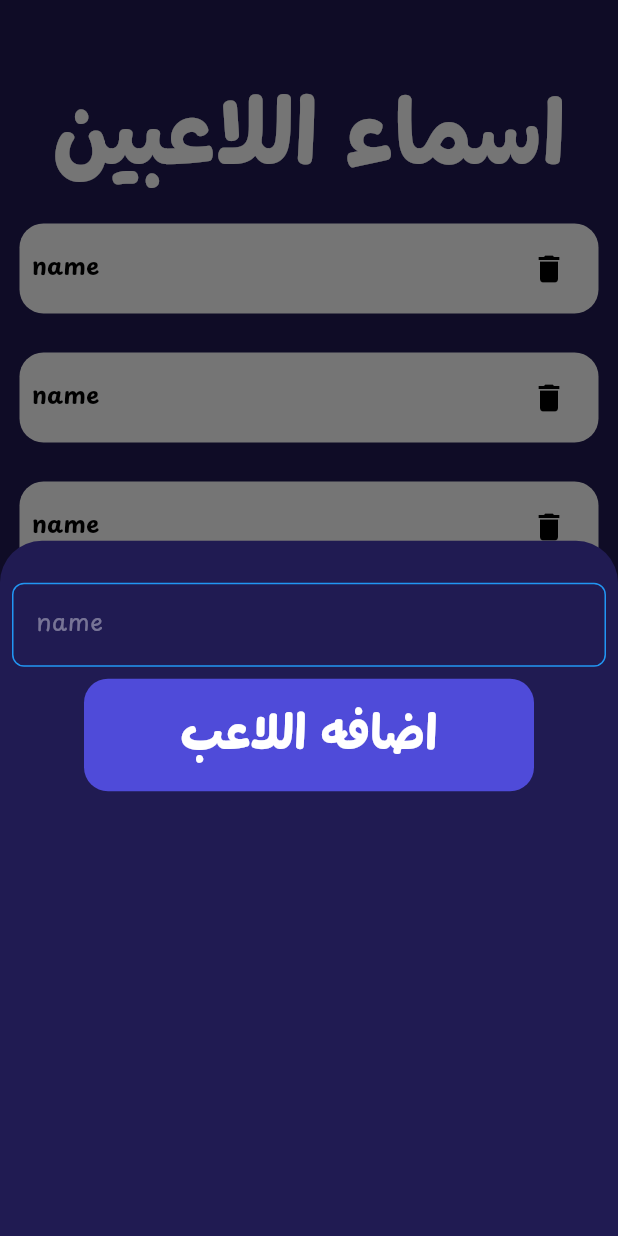
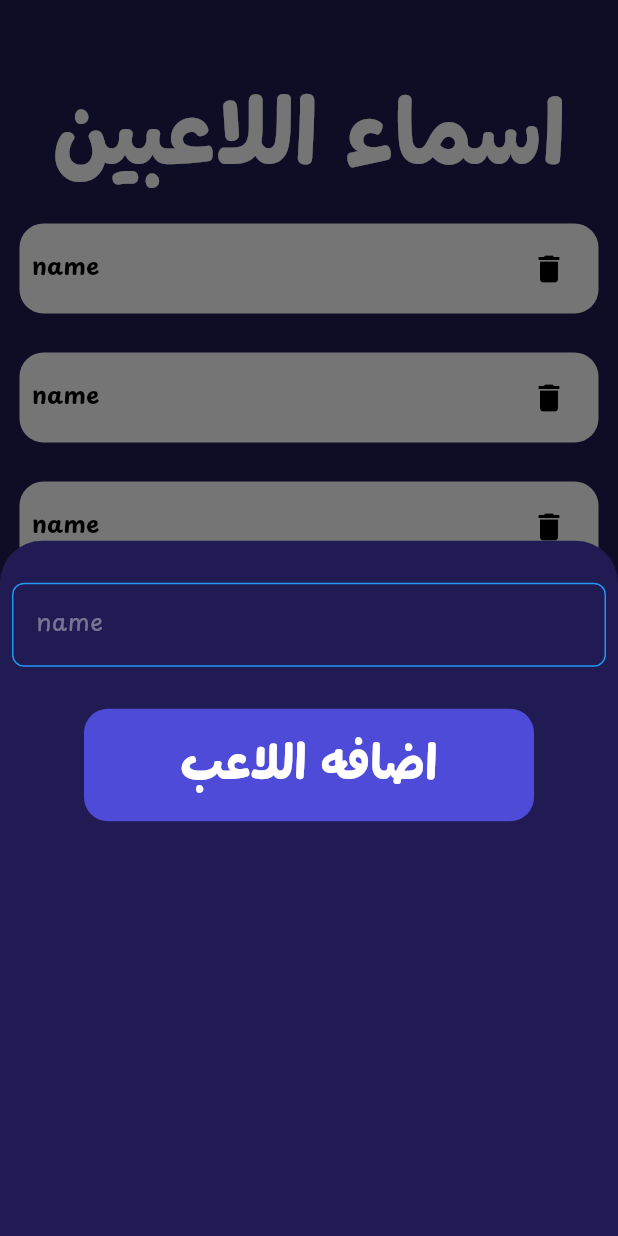
Before and after one commit to MohamedAnis12/Screw_App, a Flutter app: the AddPlayersView screen opened directly, after a tap on the "add" icon, on a phone screen of 412 x 824 dp. Run offline on Flutter 3.47's test engine with Material 3 defaults, Android fonts, the phone set to English and light mode, and no system bars; our stand-ins replace hive; accounts and stored records are empty.

Commit message:
Refactor AddPlayerViewBody to use CustomPlayersCardListView and CustomFloatingActionButton

```diff
--- /dev/null
+++ b/lib/widgets/Custom_playersCard_listview.dart
@@ -0,0 +1,16 @@
+import 'package:flutter/material.dart';
+import 'package:screw/widgets/Player_card.dart';
+
+class CustomPlayerscardListview extends StatelessWidget {
+  const CustomPlayerscardListview({super.key});
+
+  @override
+  Widget build(BuildContext context) {
+    return ListView.builder(
+      itemCount: 10,
+      itemBuilder: (context, index) {
+        return Padding(padding: const EdgeInsets.all(8.0), child: PlayerCard());
+      },
+    );
+  }
+}
--- a/lib/widgets/add_player_view_body.dart
+++ b/lib/widgets/add_player_view_body.dart
@@ -1,7 +1,6 @@
 import 'package:flutter/material.dart';
-import 'package:screw/constants.dart';
-import 'package:screw/widgets/Player_card.dart';
-import 'package:screw/widgets/custom_bottom_sheet.dart';
+import 'package:screw/widgets/Custom_playersCard_listview.dart';
+import 'package:screw/widgets/customFloatingActionButton.dart';
 import 'package:screw/widgets/custom_button.dart';
 import 'package:screw/widgets/custom_text.dart';
 
@@ -21,17 +20,7 @@ class AddPlayerViewBody extends StatelessWidget {
                 fontSize: 60,
                 color: Colors.white,
               ),
-              Expanded(
-                child: ListView.builder(
-                  itemCount: 10,
-                  itemBuilder: (context, index) {
-                    return Padding(
-                      padding: const EdgeInsets.all(8.0),
-                      child: PlayerCard(),
-                    );
-                  },
-                ),
-              ),
+              Expanded(child: CustomPlayerscardListview()),
               SizedBox(height: 40),
               CustomButton(text: "ابدا الجوله"),
               SizedBox(height: 40),
@@ -40,29 +29,10 @@ class AddPlayerViewBody extends StatelessWidget {
           Positioned(
             right: 15,
             bottom: MediaQuery.of(context).size.height * .20,
-            child: FloatingActionButton(
-              shape: RoundedRectangleBorder(
-                borderRadius: BorderRadius.circular(200),
-              ),
-              onPressed: () {
-                bottomsheet(context);
-              },
-              backgroundColor: mainColor,
-              child: Icon(Icons.add, color: Colors.white),
-            ),
+            child: CustomFloatingActionButton(),
           ),
         ],
       ),
     );
   }
-
-  Future<dynamic> bottomsheet(BuildContext context) {
-    return showModalBottomSheet(
-                backgroundColor: mainColor,
-                context: context,
-                builder: (context) {
-                  return CustomBottomSheet();
-                },
-              );
-  }
 }
--- /dev/null
+++ b/lib/widgets/customFloatingActionButton.dart
@@ -0,0 +1,25 @@
+import 'package:flutter/material.dart';
+import 'package:screw/constants.dart';
+import 'package:screw/widgets/custom_bottom_sheet.dart';
+
+class CustomFloatingActionButton extends StatelessWidget {
+  const CustomFloatingActionButton({super.key});
+
+  @override
+  Widget build(BuildContext context) {
+    return FloatingActionButton(
+      shape: RoundedRectangleBorder(borderRadius: BorderRadius.circular(200)),
+      onPressed: () {
+        showModalBottomSheet(
+          backgroundColor: mainColor,
+          context: context,
+          builder: (context) {
+            return CustomBottomSheet();
+          },
+        );
+      },
+      backgroundColor: mainColor,
+      child: Icon(Icons.add, color: Colors.white),
+    );
+  }
+}
--- a/lib/widgets/custom_bottom_sheet.dart
+++ b/lib/widgets/custom_bottom_sheet.dart
@@ -24,6 +24,7 @@ class _CustomBottomSheetState extends State<CustomBottomSheet> {
             padding: const EdgeInsets.all(8.0),
             child: CustomTextFormField(hint: "name"),
           ),
+          SizedBox(height: 20),
           CustomButton(text: "اضافه اللاعب"),
         ],
       ),
```
